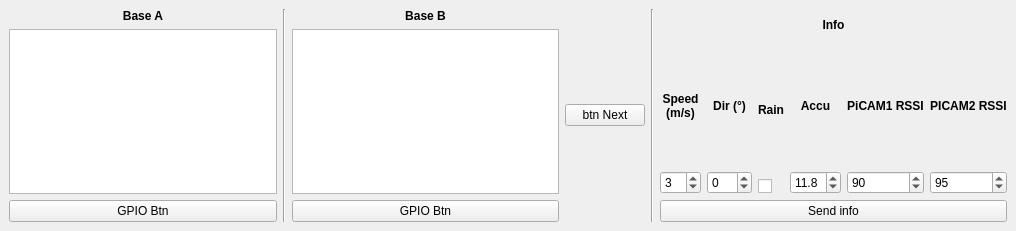
Qt form F3FChrono/gui/simulate_base.ui (jomarin38/F3FChrono) before a commit.
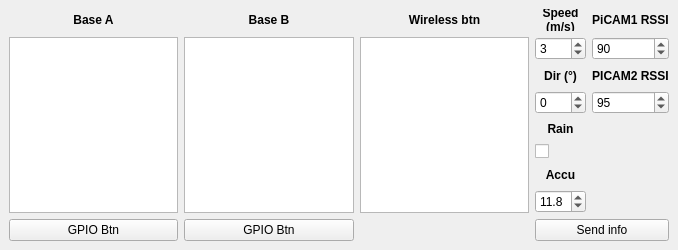
The same form after that commit.

Commit message: gui - remove time laps gui - chrono time without decimal during couting up/down gui - chrono adding lap number after status gui - button label increase size and bold gui - refly reset ui, remove next pilot function chrono/gui - refly flag validated process gui - first page delete contest label in for vertical space. arduino - remove low voltage alarm on reboot simulate - adding wireless button list gui - settings adding wireless button settings

Patch:
```diff
--- a/F3FChrono/gui/simulate_base.ui
+++ b/F3FChrono/gui/simulate_base.ui
@@ -6,8 +6,8 @@
    <rect>
     <x>0</x>
     <y>0</y>
-    <width>1016</width>
-    <height>231</height>
+    <width>678</width>
+    <height>250</height>
    </rect>
   </property>
   <property name="minimumSize">
@@ -21,49 +21,24 @@
   </property>
   <widget class="QWidget" name="centralwidget">
    <layout class="QGridLayout" name="gridLayout">
-    <item row="3" column="0">
-     <layout class="QHBoxLayout" name="horizontalLayout">
-      <item>
-       <layout class="QVBoxLayout" name="verticalLayout">
-        <item>
-         <widget class="QLabel" name="label">
-          <property name="font">
-           <font>
-            <weight>75</weight>
-            <bold>true</bold>
-           </font>
-          </property>
-          <property name="text">
-           <string>Base A</string>
-          </property>
-          <property name="alignment">
-           <set>Qt::AlignCenter</set>
-          </property>
-         </widget>
-        </item>
-        <item>
-         <widget class="QListWidget" name="listBaseA"/>
-        </item>
-        <item>
-         <widget class="QPushButton" name="btn_gpio_A">
-          <property name="text">
-           <string>GPIO Btn</string>
+    <item row="2" column="4">
+     <widget class="QSpinBox" name="rssi_picam1">
+      <property name="enabled">
+       <bool>true</bool>
+      </property>
+      <property name="minimum">
+       <number>0</number>
+      </property>
+      <property name="maximum">
+       <number>100</number>
+      </property>
+      <property name="value">
+       <number>90</number>
           </property>
          </widget>
         </item>
-       </layout>
-      </item>
-      <item>
-       <widget class="Line" name="line">
-        <property name="orientation">
-         <enum>Qt::Vertical</enum>
-        </property>
-       </widget>
-      </item>
-      <item>
-       <layout class="QVBoxLayout" name="verticalLayout_2">
-        <item>
-         <widget class="QLabel" name="label_2">
+    <item row="0" column="1">
+     <widget class="QLabel" name="label_4">
           <property name="font">
            <font>
             <weight>75</weight>
@@ -78,74 +53,8 @@
           </property>
          </widget>
         </item>
-        <item>
-         <widget class="QListWidget" name="listBaseB"/>
-        </item>
-        <item>
-         <widget class="QPushButton" name="btn_gpio_B">
-          <property name="text">
-           <string>GPIO Btn</string>
-          </property>
-         </widget>
-        </item>
-       </layout>
-      </item>
-      <item>
-       <widget class="QPushButton" name="btn_next">
-        <property name="text">
-         <string>btn Next</string>
-        </property>
-       </widget>
-      </item>
-      <item>
-       <widget class="Line" name="line_2">
-        <property name="orientation">
-         <enum>Qt::Vertical</enum>
-        </property>
-       </widget>
-      </item>
-      <item>
-       <layout class="QVBoxLayout" name="verticalLayout_5">
-        <item>
-         <widget class="QLabel" name="label_9">
-          <property name="sizePolicy">
-           <sizepolicy hsizetype="Preferred" vsizetype="Preferred">
-            <horstretch>0</horstretch>
-            <verstretch>0</verstretch>
-           </sizepolicy>
-          </property>
-          <property name="minimumSize">
-           <size>
-            <width>0</width>
-            <height>0</height>
-           </size>
-          </property>
-          <property name="maximumSize">
-           <size>
-            <width>16777215</width>
-            <height>32</height>
-           </size>
-          </property>
-          <property name="font">
-           <font>
-            <weight>75</weight>
-            <bold>true</bold>
-           </font>
-          </property>
-          <property name="text">
-           <string>Info</string>
-          </property>
-          <property name="alignment">
-           <set>Qt::AlignCenter</set>
-          </property>
-         </widget>
-        </item>
-        <item>
-         <layout class="QHBoxLayout" name="horizontalLayout_6">
-          <item>
-           <layout class="QVBoxLayout" name="verticalLayout_4">
-            <item>
-             <widget class="QLabel" name="label_8">
+    <item row="0" column="3">
+     <widget class="QLabel" name="label_12">
               <property name="minimumSize">
                <size>
                 <width>0</width>
@@ -173,22 +82,31 @@
               </property>
              </widget>
             </item>
-            <item>
-             <widget class="QSpinBox" name="wind_speed">
-              <property name="maximum">
-               <number>30</number>
-              </property>
-              <property name="value">
-               <number>3</number>
-              </property>
-             </widget>
-            </item>
-           </layout>
-          </item>
-          <item>
-           <layout class="QVBoxLayout" name="verticalLayout_6">
-            <item>
-             <widget class="QLabel" name="label_7">
+    <item row="0" column="0">
+     <widget class="QLabel" name="label_3">
+      <property name="font">
+       <font>
+        <weight>75</weight>
+        <bold>true</bold>
+       </font>
+      </property>
+      <property name="text">
+       <string>Base A</string>
+      </property>
+      <property name="alignment">
+       <set>Qt::AlignCenter</set>
+      </property>
+     </widget>
+    </item>
+    <item row="9" column="1">
+     <widget class="QPushButton" name="btn_gpio_B">
+      <property name="text">
+       <string>GPIO Btn</string>
+      </property>
+     </widget>
+    </item>
+    <item row="3" column="3">
+     <widget class="QLabel" name="label_13">
               <property name="minimumSize">
                <size>
                 <width>0</width>
@@ -209,7 +127,66 @@
               </property>
              </widget>
             </item>
-            <item>
+    <item row="6" column="3">
+     <widget class="QCheckBox" name="rain">
+      <property name="text">
+       <string/>
+      </property>
+     </widget>
+    </item>
+    <item row="9" column="0">
+     <widget class="QPushButton" name="btn_gpio_A">
+      <property name="text">
+       <string>GPIO Btn</string>
+      </property>
+     </widget>
+    </item>
+    <item row="0" column="4">
+     <widget class="QLabel" name="label_26">
+      <property name="minimumSize">
+       <size>
+        <width>0</width>
+        <height>15</height>
+       </size>
+      </property>
+      <property name="font">
+       <font>
+        <weight>75</weight>
+        <bold>true</bold>
+       </font>
+      </property>
+      <property name="text">
+       <string>PiCAM1 RSSI</string>
+      </property>
+      <property name="alignment">
+       <set>Qt::AlignCenter</set>
+      </property>
+     </widget>
+    </item>
+    <item row="9" column="3" colspan="2">
+     <widget class="QPushButton" name="btn_send_Info">
+      <property name="text">
+       <string>Send info</string>
+      </property>
+     </widget>
+    </item>
+    <item row="3" column="4">
+     <widget class="QLabel" name="label_27">
+      <property name="font">
+       <font>
+        <weight>75</weight>
+        <bold>true</bold>
+       </font>
+      </property>
+      <property name="text">
+       <string>PICAM2 RSSI</string>
+      </property>
+      <property name="alignment">
+       <set>Qt::AlignCenter</set>
+      </property>
+     </widget>
+    </item>
+    <item row="4" column="3">
              <widget class="QSpinBox" name="wind_dir">
               <property name="enabled">
                <bool>true</bool>
@@ -222,12 +199,24 @@
               </property>
              </widget>
             </item>
-           </layout>
-          </item>
-          <item>
-           <layout class="QVBoxLayout" name="verticalLayout_3">
-            <item>
-             <widget class="QLabel" name="label_10">
+    <item row="0" column="2">
+     <widget class="QLabel" name="label_5">
+      <property name="font">
+       <font>
+        <weight>75</weight>
+        <bold>true</bold>
+       </font>
+      </property>
+      <property name="text">
+       <string>Wireless btn</string>
+      </property>
+      <property name="alignment">
+       <set>Qt::AlignCenter</set>
+      </property>
+     </widget>
+    </item>
+    <item row="5" column="3">
+     <widget class="QLabel" name="label_14">
               <property name="font">
                <font>
                 <weight>75</weight>
@@ -242,47 +231,24 @@
               </property>
              </widget>
             </item>
-            <item>
-             <widget class="QCheckBox" name="rain">
-              <property name="text">
-               <string/>
-              </property>
-             </widget>
-            </item>
-           </layout>
-          </item>
-          <item>
-           <layout class="QVBoxLayout" name="verticalLayout_14">
-            <item>
-             <widget class="QLabel" name="label_22">
-              <property name="minimumSize">
-               <size>
-                <width>0</width>
-                <height>15</height>
-               </size>
-              </property>
-              <property name="maximumSize">
-               <size>
-                <width>16777215</width>
-                <height>16777215</height>
-               </size>
-              </property>
-              <property name="font">
-               <font>
-                <weight>75</weight>
-                <bold>true</bold>
-               </font>
-              </property>
-              <property name="text">
-               <string>Accu</string>
-              </property>
-              <property name="alignment">
-               <set>Qt::AlignCenter</set>
-              </property>
-             </widget>
-            </item>
-            <item>
-             <widget class="QDoubleSpinBox" name="AccuRace">
+    <item row="4" column="4">
+     <widget class="QSpinBox" name="rssi_picam2">
+      <property name="enabled">
+       <bool>true</bool>
+      </property>
+      <property name="minimum">
+       <number>0</number>
+      </property>
+      <property name="maximum">
+       <number>100</number>
+      </property>
+      <property name="value">
+       <number>95</number>
+      </property>
+     </widget>
+    </item>
+    <item row="8" column="3">
+     <widget class="QDoubleSpinBox" name="AccuVoltage">
               <property name="decimals">
                <number>1</number>
               </property>
@@ -300,56 +266,20 @@
               </property>
              </widget>
             </item>
-           </layout>
-          </item>
-          <item>
-           <layout class="QVBoxLayout" name="verticalLayout_15">
-            <item>
-             <widget class="QLabel" name="label_23">
+    <item row="7" column="3">
+     <widget class="QLabel" name="label_25">
               <property name="minimumSize">
                <size>
                 <width>0</width>
                 <height>15</height>
                </size>
               </property>
-              <property name="font">
-               <font>
-                <weight>75</weight>
-                <bold>true</bold>
-               </font>
-              </property>
-              <property name="text">
-               <string>PiCAM1 RSSI</string>
-              </property>
-              <property name="alignment">
-               <set>Qt::AlignCenter</set>
-              </property>
-             </widget>
-            </item>
-            <item>
-             <widget class="QSpinBox" name="rssi_picam1">
-              <property name="enabled">
-               <bool>true</bool>
-              </property>
-              <property name="minimum">
-               <number>0</number>
-              </property>
-              <property name="maximum">
-               <number>100</number>
-              </property>
-              <property name="value">
-               <number>90</number>
-              </property>
-             </widget>
-            </item>
-           </layout>
-          </item>
-          <item>
-           <layout class="QHBoxLayout" name="horizontalLayout_13">
-            <item>
-             <layout class="QVBoxLayout" name="verticalLayout_16">
-              <item>
-               <widget class="QLabel" name="label_24">
+      <property name="maximumSize">
+       <size>
+        <width>16777215</width>
+        <height>16777215</height>
+       </size>
+      </property>
                 <property name="font">
                  <font>
                   <weight>75</weight>
@@ -357,45 +287,31 @@
                  </font>
                 </property>
                 <property name="text">
-                 <string>PICAM2 RSSI</string>
+       <string>Accu</string>
                 </property>
                 <property name="alignment">
                  <set>Qt::AlignCenter</set>
                 </property>
                </widget>
               </item>
-              <item>
-               <widget class="QSpinBox" name="rssi_picam2">
-                <property name="enabled">
-                 <bool>true</bool>
-                </property>
-                <property name="minimum">
-                 <number>0</number>
-                </property>
+    <item row="2" column="3">
+     <widget class="QSpinBox" name="wind_speed">
                 <property name="maximum">
-                 <number>100</number>
+       <number>30</number>
                 </property>
                 <property name="value">
-                 <number>95</number>
+       <number>3</number>
                 </property>
                </widget>
               </item>
-             </layout>
-            </item>
-           </layout>
-          </item>
-         </layout>
-        </item>
-        <item>
-         <widget class="QPushButton" name="btn_send_wind">
-          <property name="text">
-           <string>Send info</string>
-          </property>
-         </widget>
-        </item>
-       </layout>
-      </item>
-     </layout>
+    <item row="2" column="2" rowspan="7">
+     <widget class="QListWidget" name="listWBtn"/>
+    </item>
+    <item row="2" column="1" rowspan="7">
+     <widget class="QListWidget" name="listBaseB"/>
+    </item>
+    <item row="2" column="0" rowspan="7">
+     <widget class="QListWidget" name="listBaseA"/>
     </item>
    </layout>
   </widget>
```
Lines whose indentation alone changed are shown as unchanged. The commit also changes 13 other files.
